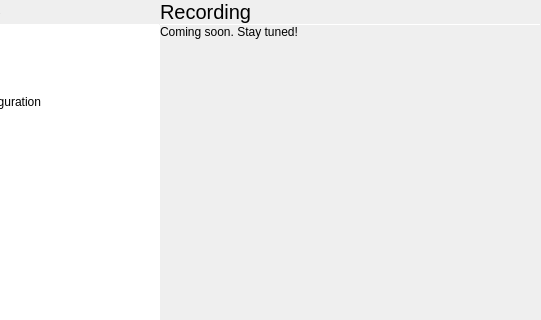
vicr123/theshell, file statuscenter/PulseaudioPane/audiopane.ui: the form before one commit; both pictures show x 90 to 631 and y 0 to 320 of the 631 by 423 pixel window.
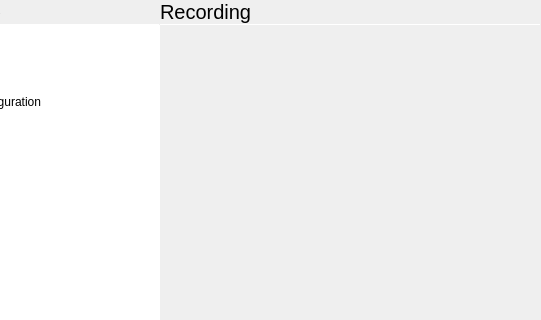
The form after the commit. The open tabs and pages were chosen to show the change. Icons and pictures are not drawn. Custom widgets are drawn as their Qt base class.

```diff
--- a/statuscenter/PulseaudioPane/audiopane.ui
+++ b/statuscenter/PulseaudioPane/audiopane.ui
@@ -599,16 +599,6 @@
              </property>
             </layout>
            </item>
-           <item>
-            <widget class="QLabel" name="label_7">
-             <property name="text">
-              <string>Coming soon. Stay tuned!</string>
-             </property>
-             <property name="margin">
-              <number>9</number>
-             </property>
-            </widget>
-           </item>
            <item>
             <spacer name="verticalSpacer_3">
              <property name="orientation">
```
Left out of the diff: 2 changed lines with no effect on the pictures.
